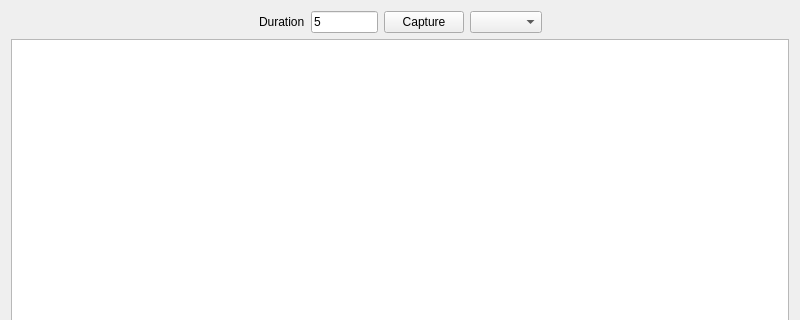
Above: mainwindow.ui from xQsme/SRC_Packets before the change; both pictures show x 0 to 800 and y 0 to 320 of the 800 by 600 pixel window. Below: the same form after it.
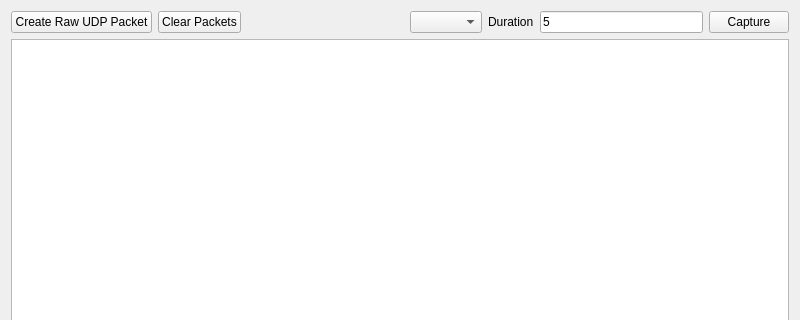
That is the form after the change.

Commit message: packet crafting, writer bug fix

Patch:
```diff
--- a/mainwindow.ui
+++ b/mainwindow.ui
@@ -20,18 +20,35 @@
       <item>
        <layout class="QHBoxLayout" name="horizontalLayout_7">
         <item>
-         <spacer name="horizontalSpacer_2">
+         <widget class="QPushButton" name="pushButton">
+          <property name="text">
+           <string>Create Raw UDP Packet</string>
+          </property>
+         </widget>
+        </item>
+        <item>
+         <widget class="QPushButton" name="pushButton_2">
+          <property name="text">
+           <string>Clear Packets</string>
+          </property>
+         </widget>
+        </item>
+        <item>
+         <spacer name="horizontalSpacer_8">
           <property name="orientation">
            <enum>Qt::Horizontal</enum>
           </property>
           <property name="sizeHint" stdset="0">
            <size>
-            <width>288</width>
+            <width>40</width>
             <height>20</height>
            </size>
           </property>
          </spacer>
         </item>
+        <item>
+         <widget class="QComboBox" name="comboBoxInterface"/>
+        </item>
         <item>
          <widget class="QLabel" name="label">
           <property name="text">
@@ -53,22 +70,6 @@
           </property>
          </widget>
         </item>
-        <item>
-         <widget class="QComboBox" name="comboBoxInterface"/>
-        </item>
-        <item>
-         <spacer name="horizontalSpacer_5">
-          <property name="orientation">
-           <enum>Qt::Horizontal</enum>
-          </property>
-          <property name="sizeHint" stdset="0">
-           <size>
-            <width>287</width>
-            <height>20</height>
-           </size>
-          </property>
-         </spacer>
-        </item>
        </layout>
       </item>
       <item>
```
The commit also changes 12 other files.
